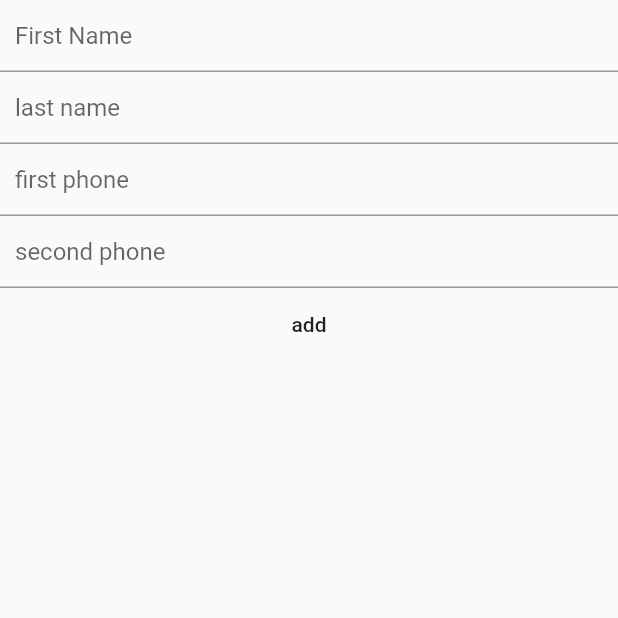
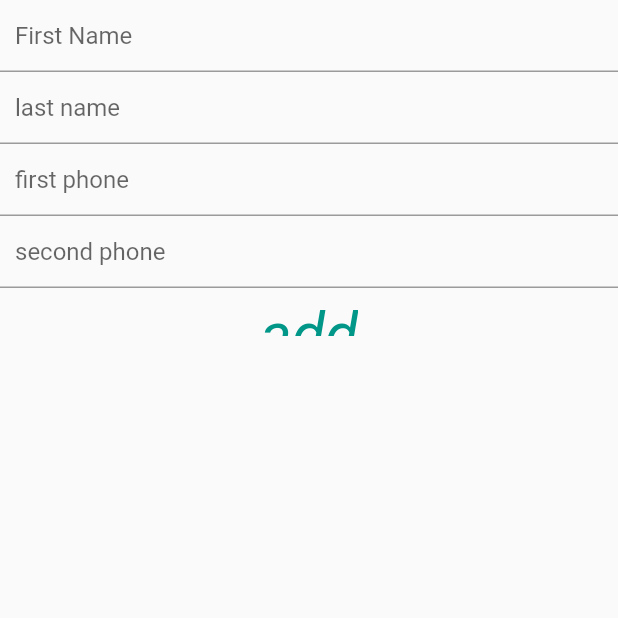
Before and after one commit to amalDw/areej, a Flutter app: the AddContact screen opened directly, after a tap on "add", on a phone screen of 412 x 824 dp, the top half of it. Run offline on Flutter 3.47's test engine with Material 2 defaults, Android fonts, the phone set to English and light mode, and no system bars; our stand-ins replace fluttertoast.

Commit message:
added some feature

```diff
--- a/lib/addContact.dart
+++ b/lib/addContact.dart
@@ -54,34 +54,48 @@ class _AddContactState extends State<AddContact> {
                   contentPadding:
                       EdgeInsets.symmetric(vertical: 5, horizontal: 10)),
             ),
-            FlatButton(
+            SizedBox(
+              width: MediaQuery.of(context).size.width,
+              height: 40,
+              child: TextButton(
+                  style: TextButton.styleFrom(
+                    primary: Colors.teal,
+                    textStyle: TextStyle(
+                        color: Colors.black,
+                        fontSize: 40,
+                        fontStyle: FontStyle.italic),
+                  ),
                   onPressed: () {
-                 if((firstNameController.text)!=''&&  (lastNameController.text)!='' && (firstphoneController.text)!=''){
+                    if ((firstNameController.text) != '' &&
+                        (lastNameController.text) != '' &&
+                        (firstphoneController.text) != '') {
                       contactprov.addContact(ContactModel(
                         firstName: firstNameController.text,
-                    lastName : lastNameController.text,
-                    firstPhone:  firstphoneController.text,
-                    lastPhone:  secondphoneController.text==null?'':secondphoneController.text,
+                        lastName: lastNameController.text,
+                        firstPhone: firstphoneController.text,
+                        lastPhone: secondphoneController.text == null
+                            ? ''
+                            : secondphoneController.text,
                       ));
 
-                  Navigator.push(
+                      Navigator.pushReplacement(
                           context,
                           MaterialPageRoute(
                               builder: (context) => DisplayContacts()));
-                 }
-                 else{
+                    } else {
                       Fluttertoast.showToast(
-        msg: "please check that you write at least the first lasst and a first phone number",
+                          msg:
+                              "please check that you write at least the first lasst and a first phone number",
                           toastLength: Toast.LENGTH_LONG,
                           gravity: ToastGravity.BOTTOM,
-        timeInSecForIosWeb: 1,
+                          timeInSecForIosWeb: 3,
                           backgroundColor: Colors.cyan,
                           textColor: Colors.white,
-        fontSize: 16.0
-    );
+                          fontSize: 16.0);
                     }
                   },
-                child: Text('add'))
+                  child: Text('add')),
+            ),
           ],
         ),
       ),
--- a/lib/displayContacts.dart
+++ b/lib/displayContacts.dart
@@ -88,7 +88,7 @@ class _DisplayContactsState extends State<DisplayContacts> {
                                                     contactListDisplay
                                                         .choosenIndex = x;
                                                     print(x);
-                                                    Navigator.push(
+                                                    Navigator.pushReplacement(
                                                         context,
                                                         MaterialPageRoute(
                                                             builder: (context) =>
```
Also changed, not shown: lib/editPage.dart (+9 -6 lines). Lines whose indentation alone changed are shown as unchanged.
